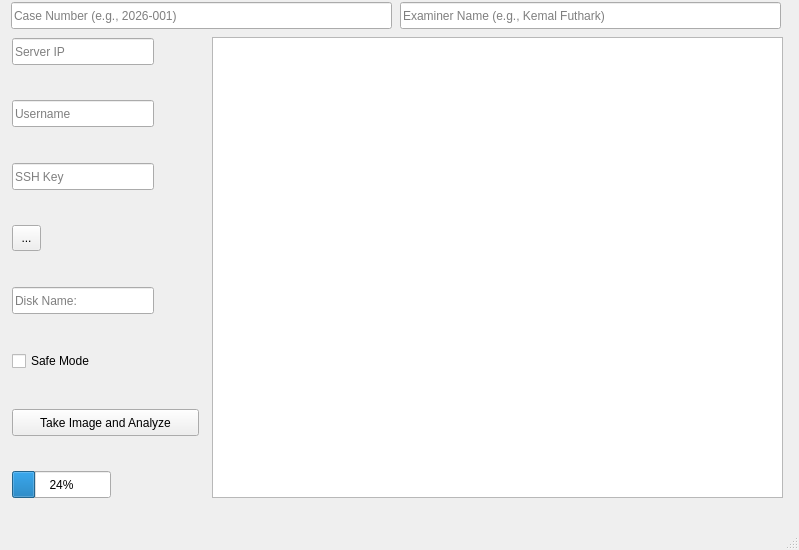
This is forensic_qt6.ui in Futhark1393/ForenXtract as Qt 5 draws it before an edit. The edited form follows.
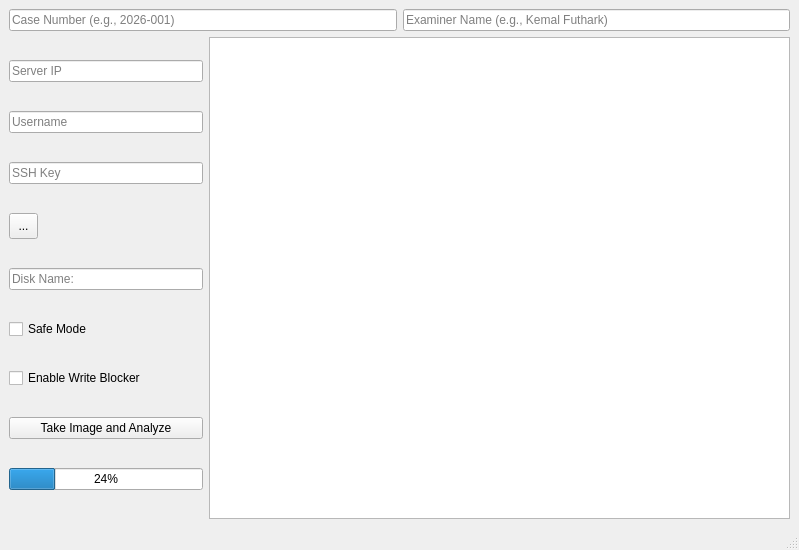
This is the edited form.

Commit message: UI: Applied responsive layouts for dynamic window resizing

```diff
--- a/forensic_qt6.ui
+++ b/forensic_qt6.ui
@@ -14,93 +14,70 @@
    <string>MainWindow</string>
   </property>
   <widget class="QWidget" name="centralwidget">
+   <layout class="QVBoxLayout" name="verticalLayout_2">
+    <item>
+     <layout class="QHBoxLayout" name="horizontalLayout">
+      <item>
    <widget class="QLineEdit" name="txt_caseno">
-    <property name="geometry">
-     <rect>
-      <x>11</x>
-      <y>2</y>
-      <width>381</width>
-      <height>27</height>
-     </rect>
-    </property>
     <property name="placeholderText">
      <string>Case Number (e.g., 2026-001)</string>
     </property>
    </widget>
+      </item>
+      <item>
    <widget class="QLineEdit" name="txt_examiner">
-    <property name="geometry">
-     <rect>
-      <x>400</x>
-      <y>2</y>
-      <width>381</width>
-      <height>27</height>
-     </rect>
-    </property>
     <property name="placeholderText">
      <string>Examiner Name (e.g., Kemal Futhark)</string>
     </property>
    </widget>
-   <widget class="QTextEdit" name="txt_log">
-    <property name="geometry">
-     <rect>
-      <x>212</x>
-      <y>37</y>
-      <width>571</width>
-      <height>461</height>
-     </rect>
-    </property>
-    <property name="readOnly">
-     <bool>true</bool>
-    </property>
-   </widget>
+      </item>
+     </layout>
+    </item>
+    <item>
+     <layout class="QHBoxLayout" name="horizontalLayout_2" stretch="1,3">
+      <item>
+       <layout class="QVBoxLayout" name="verticalLayout">
+        <item>
    <widget class="QLineEdit" name="txt_ip">
-    <property name="geometry">
-     <rect>
-      <x>12</x>
-      <y>38</y>
-      <width>142</width>
-      <height>27</height>
-     </rect>
+          <property name="maximumSize">
+           <size>
+            <width>250</width>
+            <height>16777215</height>
+           </size>
     </property>
     <property name="placeholderText">
      <string>Server IP</string>
     </property>
    </widget>
+        </item>
+        <item>
    <widget class="QLineEdit" name="txt_user">
-    <property name="geometry">
-     <rect>
-      <x>12</x>
-      <y>100</y>
-      <width>142</width>
-      <height>27</height>
-     </rect>
+          <property name="maximumSize">
+           <size>
+            <width>250</width>
+            <height>16777215</height>
+           </size>
     </property>
     <property name="placeholderText">
      <string>Username</string>
     </property>
    </widget>
+        </item>
+        <item>
    <widget class="QLineEdit" name="txt_key">
-    <property name="geometry">
-     <rect>
-      <x>12</x>
-      <y>163</y>
-      <width>142</width>
-      <height>27</height>
-     </rect>
+          <property name="maximumSize">
+           <size>
+            <width>250</width>
+            <height>16777215</height>
+           </size>
     </property>
     <property name="placeholderText">
      <string>SSH Key</string>
     </property>
    </widget>
+        </item>
+        <item>
    <widget class="QToolButton" name="btn_file">
-    <property name="geometry">
-     <rect>
-      <x>12</x>
-      <y>225</y>
-      <width>29</width>
-      <height>26</height>
-     </rect>
-    </property>
     <property name="maximumSize">
      <size>
       <width>29</width>
@@ -111,58 +88,84 @@
      <string>...</string>
     </property>
    </widget>
+        </item>
+        <item>
    <widget class="QLineEdit" name="txt_disk">
-    <property name="geometry">
-     <rect>
-      <x>12</x>
-      <y>287</y>
-      <width>142</width>
-      <height>27</height>
-     </rect>
+          <property name="maximumSize">
+           <size>
+            <width>250</width>
+            <height>16777215</height>
+           </size>
     </property>
     <property name="placeholderText">
      <string>Disk Name:</string>
     </property>
    </widget>
+        </item>
+        <item>
    <widget class="QCheckBox" name="chk_safety">
-    <property name="geometry">
-     <rect>
-      <x>12</x>
-      <y>349</y>
-      <width>101</width>
-      <height>24</height>
-     </rect>
+          <property name="maximumSize">
+           <size>
+            <width>250</width>
+            <height>16777215</height>
+           </size>
     </property>
     <property name="text">
      <string>Safe Mode</string>
     </property>
    </widget>
+        </item>
+        <item>
+         <widget class="QCheckBox" name="chk_writeblock">
+          <property name="maximumSize">
+           <size>
+            <width>250</width>
+            <height>16777215</height>
+           </size>
+          </property>
+          <property name="text">
+           <string>Enable Write Blocker</string>
+          </property>
+         </widget>
+        </item>
+        <item>
    <widget class="QPushButton" name="btn_start">
-    <property name="geometry">
-     <rect>
-      <x>12</x>
-      <y>409</y>
-      <width>187</width>
-      <height>27</height>
-     </rect>
+          <property name="maximumSize">
+           <size>
+            <width>250</width>
+            <height>16777215</height>
+           </size>
     </property>
     <property name="text">
      <string>Take Image and Analyze</string>
     </property>
    </widget>
+        </item>
+        <item>
    <widget class="QProgressBar" name="progressBar">
-    <property name="geometry">
-     <rect>
-      <x>12</x>
-      <y>471</y>
-      <width>99</width>
-      <height>27</height>
-     </rect>
+          <property name="maximumSize">
+           <size>
+            <width>250</width>
+            <height>16777215</height>
+           </size>
     </property>
     <property name="value">
      <number>24</number>
     </property>
    </widget>
+        </item>
+       </layout>
+      </item>
+      <item>
+       <widget class="QTextEdit" name="txt_log">
+        <property name="readOnly">
+         <bool>true</bool>
+        </property>
+       </widget>
+      </item>
+     </layout>
+    </item>
+   </layout>
   </widget>
   <widget class="QMenuBar" name="menubar">
    <property name="geometry">
```
Left out of the diff: 2 changed lines with no effect on the pictures. Lines whose indentation alone changed are shown as unchanged.
